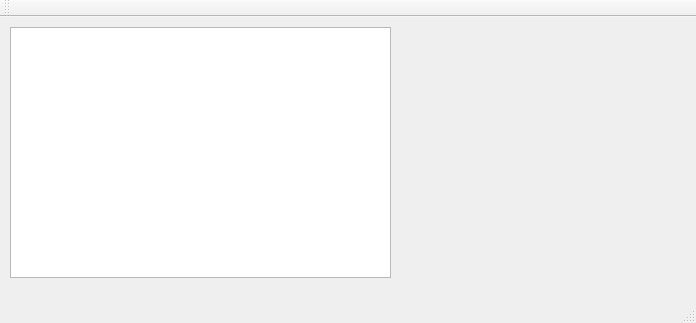
The window that gui/mainwindow.ui (quepas/BodyOfYours) describes before a commit, drawn with Qt 5.
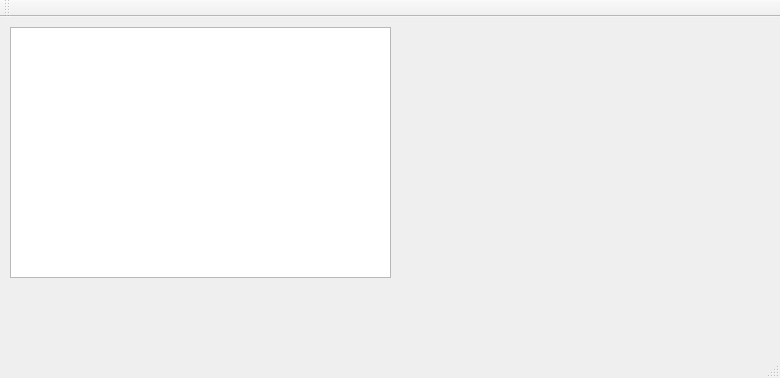
The same window after the commit. Custom widgets are drawn as their Qt base class.

Commit message: Adding QVTKWidget connected with PCL-based visualizer.

```diff
--- a/gui/mainwindow.ui
+++ b/gui/mainwindow.ui
@@ -6,8 +6,8 @@
    <rect>
     <x>0</x>
     <y>0</y>
-    <width>696</width>
-    <height>323</height>
+    <width>780</width>
+    <height>378</height>
    </rect>
   </property>
   <property name="windowTitle">
@@ -24,6 +24,16 @@
      </rect>
     </property>
    </widget>
+   <widget class="QVTKWidget" name="scansViewer">
+    <property name="geometry">
+     <rect>
+      <x>400</x>
+      <y>10</y>
+      <width>371</width>
+      <height>321</height>
+     </rect>
+    </property>
+   </widget>
   </widget>
   <widget class="QMenuBar" name="menuBar">
    <property name="geometry">
@@ -46,6 +56,13 @@
   <widget class="QStatusBar" name="statusBar"/>
  </widget>
  <layoutdefault spacing="6" margin="11"/>
+ <customwidgets>
+  <customwidget>
+   <class>QVTKWidget</class>
+   <extends>QWidget</extends>
+   <header>QVTKWidget.h</header>
+  </customwidget>
+ </customwidgets>
  <resources/>
  <connections/>
 </ui>
```
Left out of the diff: 2 changed lines with no effect on the pictures. The commit also changes 2 other files.
